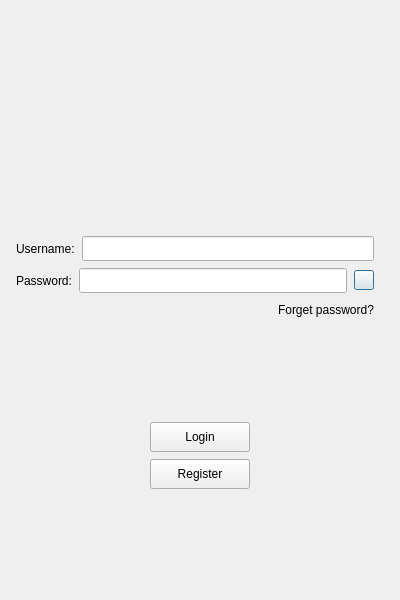
Before: the Qt Designer form logindialog.ui in KieranGao/OxyChat, drawn with Qt 5.
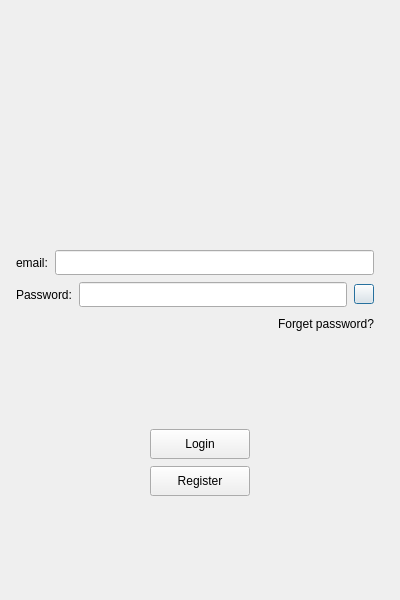
After: the same form once the commit is applied. Icons and pictures are not drawn.

The edit to the form file:
```diff
--- a/logindialog.ui
+++ b/logindialog.ui
@@ -33,7 +33,7 @@
   </property>
   <layout class="QVBoxLayout" name="verticalLayout_2">
    <item>
-    <layout class="QVBoxLayout" name="verticalLayout" stretch="0,0,0,0,0,0,0,0,0">
+    <layout class="QVBoxLayout" name="verticalLayout" stretch="0,0,0,0,0,0,0,0,0,0">
      <property name="spacing">
       <number>7</number>
      </property>
@@ -111,6 +111,22 @@
        </property>
       </spacer>
      </item>
+     <item>
+      <widget class="QLabel" name="errorlabel">
+       <property name="maximumSize">
+        <size>
+         <width>16777215</width>
+         <height>25</height>
+        </size>
+       </property>
+       <property name="text">
+        <string/>
+       </property>
+       <property name="alignment">
+        <set>Qt::AlignmentFlag::AlignCenter</set>
+       </property>
+      </widget>
+     </item>
      <item>
       <layout class="QHBoxLayout" name="horizontalLayout_2">
        <property name="rightMargin">
@@ -131,7 +147,7 @@
           </size>
          </property>
          <property name="text">
-          <string>Username:</string>
+          <string>email:</string>
          </property>
         </widget>
        </item>
```
